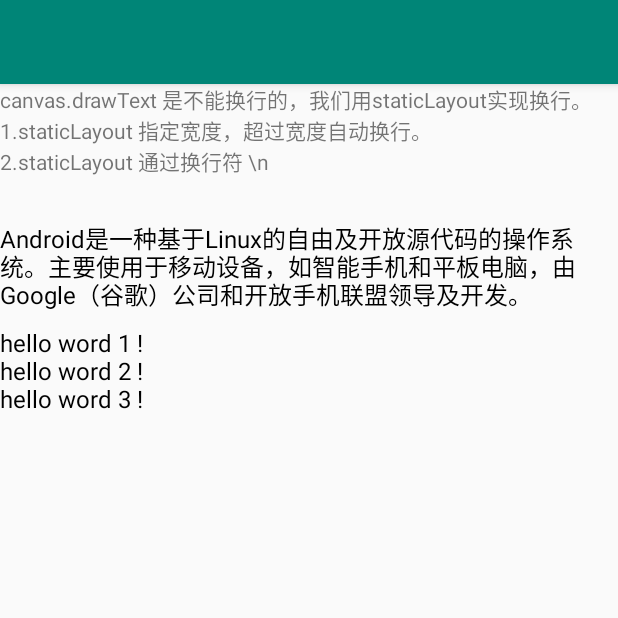
After one commit to chengxiaobo2/TestCanvas, an Android app: the StaticLayoutActivity screen opened directly, with no data from a screen before it, on a phone screen of 412 x 824 dp, the top half of it. The commit adds this screen. Run offline under Robolectric (Android 15) with nearby library versions, the phone set to English and light mode, and no system bars.

Commit message:
drawText demo2

```diff
--- a/app/src/main/AndroidManifest.xml
+++ b/app/src/main/AndroidManifest.xml
@@ -9,6 +9,8 @@
             android:roundIcon="@mipmap/ic_launcher_round"
             android:supportsRtl="true"
             android:theme="@style/AppTheme">
+        <activity android:name=".StaticLayoutActivity">
+        </activity>
         <activity android:name=".TestShaderActivity">
         </activity>
         <activity android:name=".MainActivity">
--- /dev/null
+++ b/app/src/main/java/com/example/test/testcanvas/StaticLayoutActivity.kt
@@ -0,0 +1,15 @@
+package com.example.test.testcanvas
+
+import android.support.v7.app.AppCompatActivity
+import android.os.Bundle
+
+/**
+ * staticLayout
+ */
+class StaticLayoutActivity : AppCompatActivity() {
+
+    override fun onCreate(savedInstanceState: Bundle?) {
+        super.onCreate(savedInstanceState)
+        setContentView(R.layout.activity_static_layout_text)
+    }
+}
--- /dev/null
+++ b/app/src/main/java/com/example/test/testcanvas/drawText/TestStaticLayout.kt
@@ -0,0 +1,52 @@
+package com.example.test.testcanvas.drawText
+
+import android.content.Context
+import android.graphics.Canvas
+import android.graphics.Paint
+import android.text.Layout
+import android.text.StaticLayout
+import android.text.TextPaint
+import android.util.AttributeSet
+import android.view.View
+import com.example.test.testcanvas.dp2px
+
+/**
+ *
+ * @author chengxiaobo
+ * @time 2019/3/16 17:03
+ */
+class TestStaticLayout : View {
+    constructor(context: Context?) : super(context)
+    constructor(context: Context?, attrs: AttributeSet?) : super(context, attrs)
+
+    val paint = TextPaint(Paint.ANTI_ALIAS_FLAG)
+    val s =
+        "Android是一种基于Linux的自由及开放源代码的操作系统。主要使用于移动设备，如智能手机和平板电脑，由Google（谷歌）公司和开放手机联盟领导及开发。"
+    val s2 =
+        "hello word 1 ! \nhello word 2 ! \nhello word 3 ! \n"
+    var staticLayout: StaticLayout? = null
+    var staticLayout2: StaticLayout? = null
+
+
+    override fun onSizeChanged(w: Int, h: Int, oldw: Int, oldh: Int) {
+        super.onSizeChanged(w, h, oldw, oldh)
+        paint.textSize = dp2px(16.0f)
+        staticLayout = StaticLayout(s, paint, width, Layout.Alignment.ALIGN_NORMAL, 1.0f, 0.0f, true)
+        staticLayout2 = StaticLayout(s2, paint, width, Layout.Alignment.ALIGN_NORMAL, 1.0f, 0.0f, true)
+
+    }
+
+    override fun onDraw(canvas: Canvas) {
+        super.onDraw(canvas)
+
+        staticLayout?.draw(canvas)
+
+
+        staticLayout?.let {
+            canvas.translate(0.0f, it.height.toFloat() + dp2px(10.0f))
+        }
+
+
+        staticLayout2?.draw(canvas)
+    }
+}
--- /dev/null
+++ b/app/src/main/res/layout/activity_static_layout_text.xml
@@ -0,0 +1,20 @@
+<?xml version="1.0" encoding="utf-8"?>
+<LinearLayout
+        xmlns:android="http://schemas.android.com/apk/res/android"
+        xmlns:tools="http://schemas.android.com/tools"
+        xmlns:app="http://schemas.android.com/apk/res-auto"
+        android:layout_width="match_parent"
+        android:layout_height="match_parent"
+        android:orientation="vertical"
+        tools:context=".StaticLayoutActivity">
+
+    <TextView android:layout_width="match_parent" android:layout_height="wrap_content"
+              android:text="canvas.drawText 是不能换行的，我们用staticLayout实现换行。 \n1.staticLayout 指定宽度，超过宽度自动换行。\n2.staticLayout 通过换行符 \\n"/>
+
+    <com.example.test.testcanvas.drawText.TestStaticLayout
+            android:layout_width="match_parent"
+            android:layout_height="500dp"
+            android:layout_marginTop="30dp"
+    />
+
+</LinearLayout>
```
Also changed, not shown: app/src/main/java/com/example/test/testcanvas/MainActivity.kt (+5 -1 lines), app/src/main/res/layout/activity_main.xml (+28 -0 lines), 2 other files.
